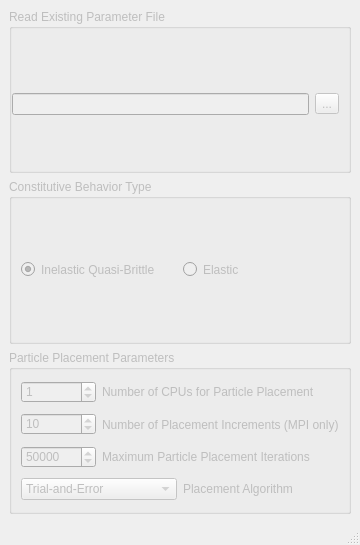
Qt form freecad/chronoConcrete/gui/ui/ldpmMeshProps.ui (Concrete-Chrono-Development/chrono-preprocessor) before a commit.
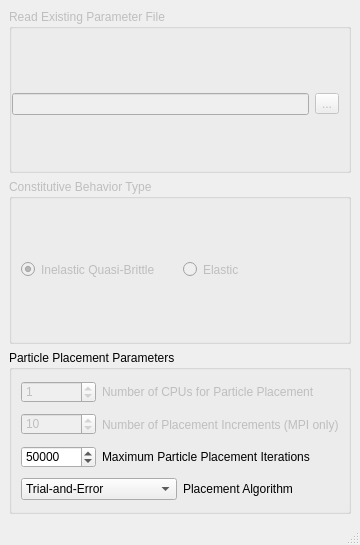
The same form after that commit. Icons and pictures are not drawn. Custom widgets are drawn as their Qt base class.

Commit message: Building out gui and added other geometries

Patch:
```diff
--- a/freecad/chronoConcrete/gui/ui/ldpmMeshProps.ui
+++ b/freecad/chronoConcrete/gui/ui/ldpmMeshProps.ui
@@ -119,7 +119,7 @@
     <item row="2" column="0">
      <widget class="QGroupBox" name="gb_analysis_type_2">
       <property name="enabled">
-       <bool>false</bool>
+       <bool>true</bool>
       </property>
       <property name="styleSheet">
        <string notr="true">border-color: rgb(182, 182, 182);</string>
@@ -132,6 +132,9 @@
         <layout class="QHBoxLayout" name="horizontalLayout_2">
          <item>
           <widget class="QSpinBox" name="numCPUbox">
+           <property name="enabled">
+            <bool>false</bool>
+           </property>
            <property name="sizePolicy">
             <sizepolicy hsizetype="Fixed" vsizetype="Fixed">
              <horstretch>0</horstretch>
@@ -160,6 +163,9 @@
          </item>
          <item>
           <widget class="QLabel" name="label_2">
+           <property name="enabled">
+            <bool>false</bool>
+           </property>
            <property name="text">
             <string>Number of CPUs for Particle Placement</string>
            </property>
@@ -171,6 +177,9 @@
         <layout class="QHBoxLayout" name="horizontalLayout_3">
          <item>
           <widget class="QSpinBox" name="numPIncBox">
+           <property name="enabled">
+            <bool>false</bool>
+           </property>
            <property name="sizePolicy">
             <sizepolicy hsizetype="Fixed" vsizetype="Fixed">
              <horstretch>0</horstretch>
@@ -199,6 +208,9 @@
          </item>
          <item>
           <widget class="QLabel" name="label_3">
+           <property name="enabled">
+            <bool>false</bool>
+           </property>
            <property name="text">
             <string>Number of Placement Increments (MPI only)</string>
            </property>
@@ -210,6 +222,9 @@
         <layout class="QHBoxLayout" name="horizontalLayout_4">
          <item>
           <widget class="QSpinBox" name="numIncBox">
+           <property name="enabled">
+            <bool>true</bool>
+           </property>
            <property name="sizePolicy">
             <sizepolicy hsizetype="Fixed" vsizetype="Fixed">
              <horstretch>0</horstretch>
@@ -238,6 +253,9 @@
          </item>
          <item>
           <widget class="QLabel" name="label_4">
+           <property name="enabled">
+            <bool>true</bool>
+           </property>
            <property name="text">
             <string>Maximum Particle Placement Iterations</string>
            </property>
@@ -249,6 +267,9 @@
         <layout class="QHBoxLayout" name="horizontalLayout">
          <item>
           <widget class="QComboBox" name="placementAlg">
+           <property name="enabled">
+            <bool>true</bool>
+           </property>
            <property name="minimumSize">
             <size>
              <width>150</width>
@@ -264,6 +285,9 @@
          </item>
          <item>
           <widget class="QLabel" name="label">
+           <property name="enabled">
+            <bool>true</bool>
+           </property>
            <property name="text">
             <string>Placement Algorithm</string>
            </property>
```
The commit also changes 7 other files.
